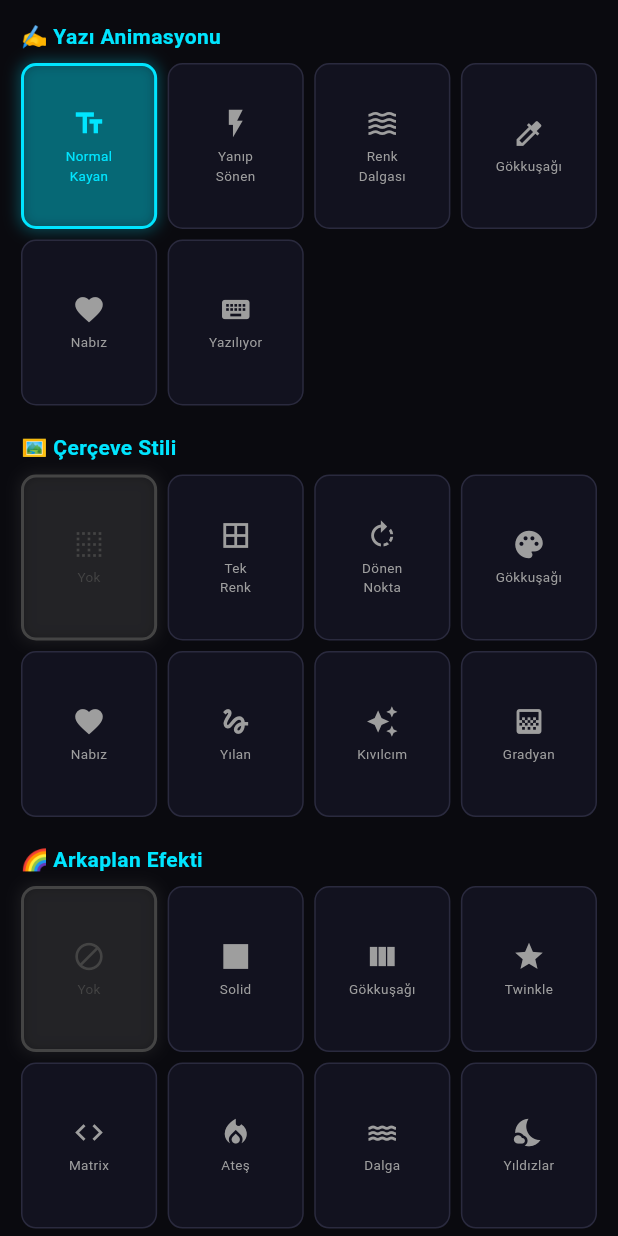
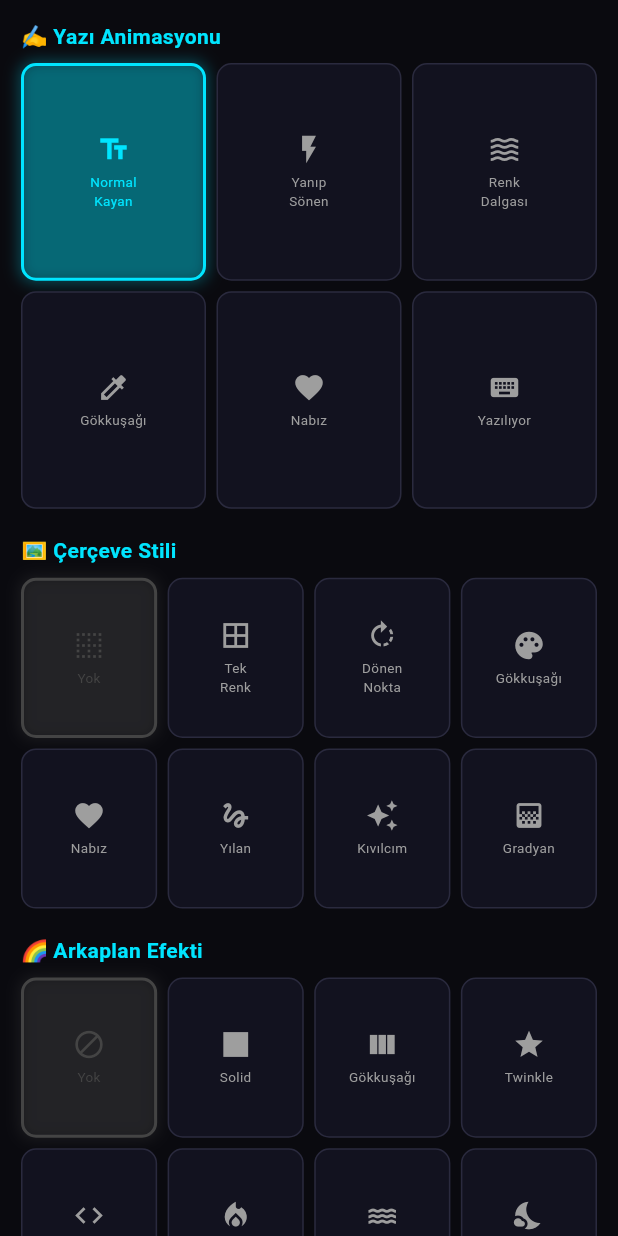
Before and after one commit to resatozkaya/Ak-ll-_Tahta_Son, a Flutter app: the EfektScreen widget shown alone on an empty page, opened directly, on a phone screen of 412 x 824 dp. Run offline on Flutter 3.47's test engine with Material 3 defaults, Android fonts, the phone set to English and light mode, and no system bars; our stand-ins replace flutter_colorpicker, shared_preferences; accounts and stored records are empty.

Commit message:
Refactor animation settings and layout in EfektScreen
Updated animation configurations and UI elements in EfektScreen.

```diff
--- a/lib/screens/efekt_screen.dart
+++ b/lib/screens/efekt_screen.dart
@@ -5,66 +5,55 @@ import '../services/board_service.dart';
 class EfektScreen extends StatelessWidget {
   const EfektScreen({super.key});
 
-  // ── Yazı Animasyonları (6 adet) ─────────────────────────────
   static const _yaziAnimler = [
-    {'id': 0,  'ad': 'Normal\nKayan',   'ikon': Icons.text_fields,         'renk': 0xFF00E5FF},
-    {'id': 1,  'ad': 'Yanıp\nSönen',   'ikon': Icons.flash_on,            'renk': 0xFFFFEB3B},
-    {'id': 2,  'ad': 'Renk\nDalgası',  'ikon': Icons.waves,               'renk': 0xFF2196F3},
-    {'id': 3,  'ad': 'Gökkuşağı',      'ikon': Icons.colorize,            'renk': 0xFFE91E63},
-    {'id': 4,  'ad': 'Nabız',          'ikon': Icons.favorite,            'renk': 0xFFFF9800},
-    {'id': 5,  'ad': 'Yazılıyor',      'ikon': Icons.keyboard,            'renk': 0xFF4CAF50},
+    {'id': 0, 'ad': 'Normal\nKayan',  'ikon': Icons.text_fields,           'renk': 0xFF00E5FF},
+    {'id': 1, 'ad': 'Yanıp\nSönen',  'ikon': Icons.flash_on,              'renk': 0xFFFFEB3B},
+    {'id': 2, 'ad': 'Renk\nDalgası', 'ikon': Icons.waves,                 'renk': 0xFF2196F3},
+    {'id': 3, 'ad': 'Gökkuşağı',     'ikon': Icons.colorize,              'renk': 0xFFE91E63},
+    {'id': 4, 'ad': 'Nabız',         'ikon': Icons.favorite,              'renk': 0xFFFF9800},
+    {'id': 5, 'ad': 'Yazılıyor',     'ikon': Icons.keyboard,              'renk': 0xFF4CAF50},
   ];
 
-  // ── Çerçeve Animasyonları (8 adet) ──────────────────────────
   static const _cerceveler = [
-    {'id': 0, 'ad': 'Yok',           'ikon': Icons.border_clear,          'renk': 0xFF444444},
-    {'id': 1, 'ad': 'Tek\nRenk',     'ikon': Icons.border_all,            'renk': 0xFF00E5FF},
-    {'id': 2, 'ad': 'Dönen\nNokta',  'ikon': Icons.rotate_right,         'renk': 0xFFFFEB3B},
-    {'id': 3, 'ad': 'Gökkuşağı',     'ikon': Icons.palette,              'renk': 0xFFE91E63},
-    {'id': 4, 'ad': 'Nabız',         'ikon': Icons.favorite,             'renk': 0xFFFF5722},
-    {'id': 5, 'ad': 'Yılan',         'ikon': Icons.gesture,              'renk': 0xFF4CAF50},
-    {'id': 6, 'ad': 'Kıvılcım',      'ikon': Icons.auto_awesome,         'renk': 0xFFFFD700},
-    {'id': 7, 'ad': 'Gradyan',       'ikon': Icons.gradient,             'renk': 0xFF9C27B0},
+    {'id': 0, 'ad': 'Yok',          'ikon': Icons.border_clear,           'renk': 0xFF444444},
+    {'id': 1, 'ad': 'Tek\nRenk',    'ikon': Icons.border_all,             'renk': 0xFF00E5FF},
+    {'id': 2, 'ad': 'Dönen\nNokta', 'ikon': Icons.rotate_right,          'renk': 0xFFFFEB3B},
+    {'id': 3, 'ad': 'Gökkuşağı',    'ikon': Icons.palette,               'renk': 0xFFE91E63},
+    {'id': 4, 'ad': 'Nabız',        'ikon': Icons.favorite,              'renk': 0xFFFF5722},
+    {'id': 5, 'ad': 'Yılan',        'ikon': Icons.gesture,               'renk': 0xFF4CAF50},
+    {'id': 6, 'ad': 'Kıvılcım',     'ikon': Icons.auto_awesome,          'renk': 0xFFFFD700},
+    {'id': 7, 'ad': 'Gradyan',      'ikon': Icons.gradient,              'renk': 0xFF9C27B0},
   ];
 
-  // ── Arkaplan Animasyonları (8 adet) ─────────────────────────
   static const _arkaPlanlar = [
-    {'id': 0, 'ad': 'Yok',       'ikon': Icons.block,                    'renk': 0xFF444444},
-    {'id': 1, 'ad': 'Solid',     'ikon': Icons.square,                   'renk': 0xFF00E5FF},
-    {'id': 2, 'ad': 'Gökkuşağı','ikon': Icons.view_column,               'renk': 0xFFE91E63},
-    {'id': 3, 'ad': 'Twinkle',  'ikon': Icons.star,                      'renk': 0xFFFFEB3B},
-    {'id': 4, 'ad': 'Matrix',   'ikon': Icons.code,                      'renk': 0xFF00FF41},
-    {'id': 5, 'ad': 'Ateş',     'ikon': Icons.local_fire_department,     'renk': 0xFFFF5722},
-    {'id': 6, 'ad': 'Dalga',    'ikon': Icons.water,                     'renk': 0xFF2196F3},
-    {'id': 7, 'ad': 'Yıldızlar','ikon': Icons.nights_stay,               'renk': 0xFF9C27B0},
+    {'id': 0, 'ad': 'Yok',       'ikon': Icons.block,                     'renk': 0xFF444444},
+    {'id': 1, 'ad': 'Solid',     'ikon': Icons.square,                    'renk': 0xFF00E5FF},
+    {'id': 2, 'ad': 'Gökkuşağı','ikon': Icons.view_column,                'renk': 0xFFE91E63},
+    {'id': 3, 'ad': 'Twinkle',  'ikon': Icons.star,                       'renk': 0xFFFFEB3B},
+    {'id': 4, 'ad': 'Matrix',   'ikon': Icons.code,                       'renk': 0xFF00FF41},
+    {'id': 5, 'ad': 'Ateş',     'ikon': Icons.local_fire_department,      'renk': 0xFFFF5722},
+    {'id': 6, 'ad': 'Dalga',    'ikon': Icons.water,                      'renk': 0xFF2196F3},
+    {'id': 7, 'ad': 'Yıldızlar','ikon': Icons.nights_stay,                'renk': 0xFF9C27B0},
   ];
 
-  // ── Özel Figürler (yeni!) ────────────────────────────────────
+  // 16 figür — id 0-15, hepsi firmware'de gerçekten çalışır
   static const _figurler = [
-    {'id': 0,  'ad': 'Yok',         'ikon': Icons.do_not_disturb,         'renk': 0xFF444444},
-    {'id': 1,  'ad': '❤ Kalp',      'ikon': Icons.favorite,               'renk': 0xFFFF4444},
-    {'id': 2,  'ad': '★ Yıldız',    'ikon': Icons.star,                   'renk': 0xFFFFD700},
-    {'id': 3,  'ad': '⬡ Bal Peteği','ikon': Icons.hexagon,                'renk': 0xFFFF9800},
-    {'id': 4,  'ad': '🌀 Spiral',   'ikon': Icons.cyclone,                'renk': 0xFF00E5FF},
-    {'id': 5,  'ad': '✦ Kelebek',   'ikon': Icons.blur_on,                'renk': 0xFFE91E63},
-    {'id': 6,  'ad': '⬆ Ok',        'ikon': Icons.arrow_upward,           'renk': 0xFF4CAF50},
-    {'id': 7,  'ad': '⊕ Hedef',     'ikon': Icons.gps_fixed,              'renk': 0xFFFF5722},
-    {'id': 8,  'ad': '✦ Kar Tanesi','ikon': Icons.ac_unit,                'renk': 0xFFADD8E6},
-    {'id': 9,  'ad': '◉ Gözler',    'ikon': Icons.visibility,             'renk': 0xFFFFFFFF},
-    {'id': 10, 'ad': '🌊 Okyanus',  'ikon': Icons.tsunami,                'renk': 0xFF006994},
-    {'id': 11, 'ad': '⚡ Şimşek',   'ikon': Icons.bolt,                   'renk': 0xFFFFFF00},
-  ];
-
-  // ── Özel Sahne Modları (yeni!) ───────────────────────────────
-  static const _sahneler = [
-    {'id': 0,  'ad': 'Normal',       'ikon': Icons.crop_square,           'renk': 0xFF444444},
-    {'id': 1,  'ad': 'Gece Kulübü', 'ikon': Icons.nightlife,              'renk': 0xFFE91E63},
-    {'id': 2,  'ad': 'Sakin Okyanus','ikon': Icons.water,                 'renk': 0xFF006994},
-    {'id': 3,  'ad': 'Orman',       'ikon': Icons.forest,                 'renk': 0xFF228B22},
-    {'id': 4,  'ad': 'Volkan',      'ikon': Icons.volcano,                'renk': 0xFFFF4500},
-    {'id': 5,  'ad': 'Gökyüzü',     'ikon': Icons.cloud,                  'renk': 0xFF87CEEB},
-    {'id': 6,  'ad': 'Neon Şehir',  'ikon': Icons.location_city,          'renk': 0xFF00FFFF},
-    {'id': 7,  'ad': 'Şeker Dünyası','ikon': Icons.cake,                  'renk': 0xFFFF69B4},
+    {'id': 0,  'ad': 'Yok',         'ikon': Icons.do_not_disturb,          'renk': 0xFF444444},
+    {'id': 1,  'ad': 'Kalp',        'ikon': Icons.favorite,                'renk': 0xFFFF4444},
+    {'id': 2,  'ad': 'Yıldız',      'ikon': Icons.star,                    'renk': 0xFFFFD700},
+    {'id': 3,  'ad': 'Kar\nTanesi', 'ikon': Icons.ac_unit,                 'renk': 0xFFADD8E6},
+    {'id': 4,  'ad': 'Spiral',      'ikon': Icons.cyclone,                 'renk': 0xFF00E5FF},
+    {'id': 5,  'ad': 'Sağa →',      'ikon': Icons.arrow_forward,           'renk': 0xFF4CAF50},
+    {'id': 6,  'ad': '← Sola',      'ikon': Icons.arrow_back,              'renk': 0xFF00BCD4},
+    {'id': 7,  'ad': '↑ Yukarı',    'ikon': Icons.arrow_upward,            'renk': 0xFFFF9800},
+    {'id': 8,  'ad': '↓ Aşağı',     'ikon': Icons.arrow_downward,          'renk': 0xFFE91E63},
+    {'id': 9,  'ad': 'Hedef',       'ikon': Icons.gps_fixed,               'renk': 0xFFFF5722},
+    {'id': 10, 'ad': 'Şimşek',      'ikon': Icons.bolt,                    'renk': 0xFFFFFF00},
+    {'id': 11, 'ad': 'Elmas',       'ikon': Icons.diamond,                 'renk': 0xFF7B2FBE},
+    {'id': 12, 'ad': 'Gülen\nYüz',  'ikon': Icons.sentiment_satisfied,     'renk': 0xFFFFEB3B},
+    {'id': 13, 'ad': 'Kelebek',     'ikon': Icons.blur_on,                 'renk': 0xFFE91E63},
+    {'id': 14, 'ad': '↔ Çift Ok',   'ikon': Icons.swap_horiz,              'renk': 0xFF00E5FF},
+    {'id': 15, 'ad': '↺ Döngü',     'ikon': Icons.rotate_right,            'renk': 0xFF4CAF50},
   ];
 
   @override
@@ -78,20 +67,21 @@ class EfektScreen extends StatelessWidget {
     final cKalinlik = ((s['borderWidth'] ?? 1) as num).toInt();
     final arka      = ((s['bgFill']      ?? 0) as num).toInt();
     final figur     = ((s['figureMode']  ?? 0) as num).toInt();
-    final sahne     = ((s['sceneMode']   ?? 0) as num).toInt();
+    final figSize   = ((s['figureSize']  ?? 3) as num).toDouble();
+    final fxSpeed   = ((s['fxSpeed']    ?? 50) as num).toDouble();
 
     return ListView(padding: const EdgeInsets.all(14), children: [
 
       // ── Yazı Animasyonu ─────────────────────────────────────
       _baslik('✍️ Yazı Animasyonu'),
       const SizedBox(height: 8),
-      _izgara(_yaziAnimler, yaziAnim, (id) => svc.send({'textAnim': id})),
+      _izgara(_yaziAnimler, yaziAnim, (id) => svc.send({'textAnim': id}), crossCount: 3),
       const SizedBox(height: 18),
 
       // ── Çerçeve ─────────────────────────────────────────────
       _baslik('🖼️ Çerçeve Stili'),
       const SizedBox(height: 8),
-      _izgara(_cerceveler, cerceve, (id) => svc.send({'borderAnim': id})),
+      _izgara(_cerceveler, cerceve, (id) => svc.send({'borderAnim': id}), crossCount: 4),
       if (cerceve > 0) ...[
         const SizedBox(height: 10),
         _ayarKart('Çerçeve Ayarları', [
@@ -108,82 +98,42 @@ class EfektScreen extends StatelessWidget {
       // ── Arkaplan ────────────────────────────────────────────
       _baslik('🌈 Arkaplan Efekti'),
       const SizedBox(height: 8),
-      _izgara(_arkaPlanlar, arka, (id) => svc.send({'bgFill': id})),
+      _izgara(_arkaPlanlar, arka, (id) => svc.send({'bgFill': id}), crossCount: 4),
       const SizedBox(height: 18),
 
       // ── Özel Figürler ────────────────────────────────────────
       _baslik('✦ Özel Figürler'),
       const SizedBox(height: 4),
-      const Text(
-        'Tabelada görüntülenecek animasyonlu figür',
-        style: TextStyle(fontSize: 11, color: Colors.grey),
-      ),
+      const Text('16 figür — 4 ok yönü dahil, hepsi animasyonlu',
+        style: TextStyle(fontSize: 11, color: Colors.grey)),
       const SizedBox(height: 8),
-      _izgara(_figurler, figur, (id) => svc.send({'figureMode': id}),
-        crossCount: 4),
-      const SizedBox(height: 18),
-
-      // ── Sahne Modları ────────────────────────────────────────
-      _baslik('🎬 Sahne Modu'),
-      const SizedBox(height: 4),
-      const Text(
-        'Tüm efektleri birlikte değiştiren hazır temalar',
-        style: TextStyle(fontSize: 11, color: Colors.grey),
-      ),
-      const SizedBox(height: 8),
-      _izgara(_sahneler, sahne, (id) => svc.send({'sceneMode': id}),
-        crossCount: 4),
-      const SizedBox(height: 18),
-
-      // ── Hız & Yoğunluk ──────────────────────────────────────
-      _baslik('⚡ Efekt Hızı & Yoğunluğu'),
-      const SizedBox(height: 8),
-      _ayarKart('Ekstra Ayarlar', [
-        _sliderSatir(
-          Icons.speed, 'Efekt Hızı',
-          ((s['fxSpeed'] ?? 50) as num).toDouble(), 1, 100,
-          const Color(0xFF00E5FF),
-          (v) => svc.send({'fxSpeed': v.round()}),
-        ),
-        const SizedBox(height: 6),
-        _sliderSatir(
-          Icons.opacity, 'Efekt Yoğunluğu',
-          ((s['fxIntensity'] ?? 50) as num).toDouble(), 1, 100,
-          Colors.amber,
-          (v) => svc.send({'fxIntensity': v.round()}),
-        ),
-        const SizedBox(height: 6),
-        _sliderSatir(
-          Icons.tune, 'Figür Boyutu',
-          ((s['figureSize'] ?? 3) as num).toDouble(), 1, 8,
-          Colors.pink,
-          (v) => svc.send({'figureSize': v.round()}),
-        ),
-      ]),
+      _izgara(_figurler, figur, (id) => svc.send({'figureMode': id}), crossCount: 4),
+      if (figur > 0) ...[
+        const SizedBox(height: 10),
+        _ayarKart('Figür Ayarları', [
+          _sliderSatir(Icons.zoom_out_map, 'Boyut', figSize, 1, 8,
+            Colors.pink, (v) => svc.send({'figureSize': v.round()})),
+          const SizedBox(height: 6),
+          _sliderSatir(Icons.speed, 'Animasyon Hızı', fxSpeed, 1, 100,
+            const Color(0xFF00E5FF), (v) => svc.send({'fxSpeed': v.round()})),
+        ]),
+      ],
       const SizedBox(height: 80),
     ]);
   }
 
-  // ── Widget yardımcıları ──────────────────────────────────────
+  Widget _baslik(String t) => Text(t,
+    style: const TextStyle(color: Color(0xFF00E5FF), fontSize: 14, fontWeight: FontWeight.bold));
 
-  Widget _baslik(String t) => Text(t,
-    style: const TextStyle(
-      color: Color(0xFF00E5FF), fontSize: 14, fontWeight: FontWeight.bold));
-
-  Widget _izgara(
-    List<Map<String, dynamic>> items,
-    int secili,
-    Function(int) tiklandi, {
-    int crossCount = 4,
-  }) {
+  Widget _izgara(List<Map<String,dynamic>> items, int secili,
+      Function(int) tiklandi, {int crossCount = 4}) {
     return GridView.builder(
       shrinkWrap: true,
       physics: const NeverScrollableScrollPhysics(),
       gridDelegate: SliverGridDelegateWithFixedCrossAxisCount(
         crossAxisCount: crossCount,
-        childAspectRatio: 0.82,
-        crossAxisSpacing: 7,
-        mainAxisSpacing: 7,
+        childAspectRatio: 0.85,
+        crossAxisSpacing: 7, mainAxisSpacing: 7,
       ),
       itemCount: items.length,
       itemBuilder: (_, i) {
@@ -198,24 +148,17 @@ class EfektScreen extends StatelessWidget {
               color: aktif ? renk.withOpacity(0.18) : const Color(0xFF12121F),
               borderRadius: BorderRadius.circular(10),
               border: Border.all(
-                color: aktif ? renk : const Color(0xFF2A2A3E),
-                width: aktif ? 2 : 1,
-              ),
+                color: aktif ? renk : const Color(0xFF2A2A3E), width: aktif ? 2 : 1),
               boxShadow: aktif
-                ? [BoxShadow(color: renk.withOpacity(0.3),
-                    blurRadius: 8, spreadRadius: 1)]
+                ? [BoxShadow(color: renk.withOpacity(0.3), blurRadius: 8, spreadRadius: 1)]
                 : [],
             ),
             child: Column(mainAxisAlignment: MainAxisAlignment.center, children: [
-              Icon(item['ikon'] as IconData,
-                color: aktif ? renk : Colors.grey, size: 22),
+              Icon(item['ikon'] as IconData, color: aktif ? renk : Colors.grey, size: 22),
               const SizedBox(height: 4),
               Text(item['ad'] as String,
-                style: TextStyle(fontSize: 9,
-                  color: aktif ? renk : Colors.grey),
-                textAlign: TextAlign.center,
-                maxLines: 2,
-              ),
+                style: TextStyle(fontSize: 9, color: aktif ? renk : Colors.grey),
+                textAlign: TextAlign.center, maxLines: 2),
             ]),
           ),
         );
@@ -226,42 +169,29 @@ class EfektScreen extends StatelessWidget {
   Widget _ayarKart(String baslik, List<Widget> children) => Container(
     padding: const EdgeInsets.all(12),
     decoration: BoxDecoration(
-      color: const Color(0xFF12121F),
-      borderRadius: BorderRadius.circular(10),
-    ),
+      color: const Color(0xFF12121F), borderRadius: BorderRadius.circular(10)),
     child: Column(crossAxisAlignment: CrossAxisAlignment.start, children: [
       Text(baslik, style: const TextStyle(
         color: Color(0xFF00E5FF), fontSize: 12, fontWeight: FontWeight.bold)),
-      const SizedBox(height: 8),
-      ...children,
-    ]),
-  );
+      const SizedBox(height: 8), ...children,
+    ]));
 
   Widget _sliderSatir(IconData ikon, String etiket,
-      double deger, double min, double max,
-      Color renk, ValueChanged<double> degisti) {
+      double deger, double min, double max, Color renk, ValueChanged<double> degisti) {
     return Row(children: [
       Icon(ikon, color: renk, size: 17),
       const SizedBox(width: 6),
-      SizedBox(width: 70, child: Text(etiket,
-        style: const TextStyle(fontSize: 11))),
+      SizedBox(width: 70, child: Text(etiket, style: const TextStyle(fontSize: 11))),
       Expanded(child: SliderTheme(
-        data: SliderThemeData(
-          activeTrackColor: renk,
-          thumbColor: renk,
-          inactiveTrackColor: renk.withOpacity(0.2),
-          trackHeight: 3,
-          thumbShape: const RoundSliderThumbShape(enabledThumbRadius: 7),
-        ),
-        child: Slider(
-          value: deger.clamp(min, max),
-          min: min, max: max,
-          onChanged: degisti,
-        ),
-      )),
+        data: SliderThemeData(activeTrackColor: renk, thumbColor: renk,
+          inactiveTrackColor: renk.withOpacity(0.2), trackHeight: 3,
+          thumbShape: const RoundSliderThumbShape(enabledThumbRadius: 7)),
+        child: Slider(value: deger.clamp(min, max), min: min, max: max, onChanged: degisti))),
       SizedBox(width: 28, child: Text(deger.round().toString(),
-        style: const TextStyle(fontSize: 11),
-        textAlign: TextAlign.right)),
+        style: const TextStyle(fontSize: 11), textAlign: TextAlign.right)),
     ]);
   }
 }
+
+// ignore: unused_element
+Color _hsvColor(double hue) => HSVColor.fromAHSV(1, hue / 255 * 360, 1, 1).toColor();
```
